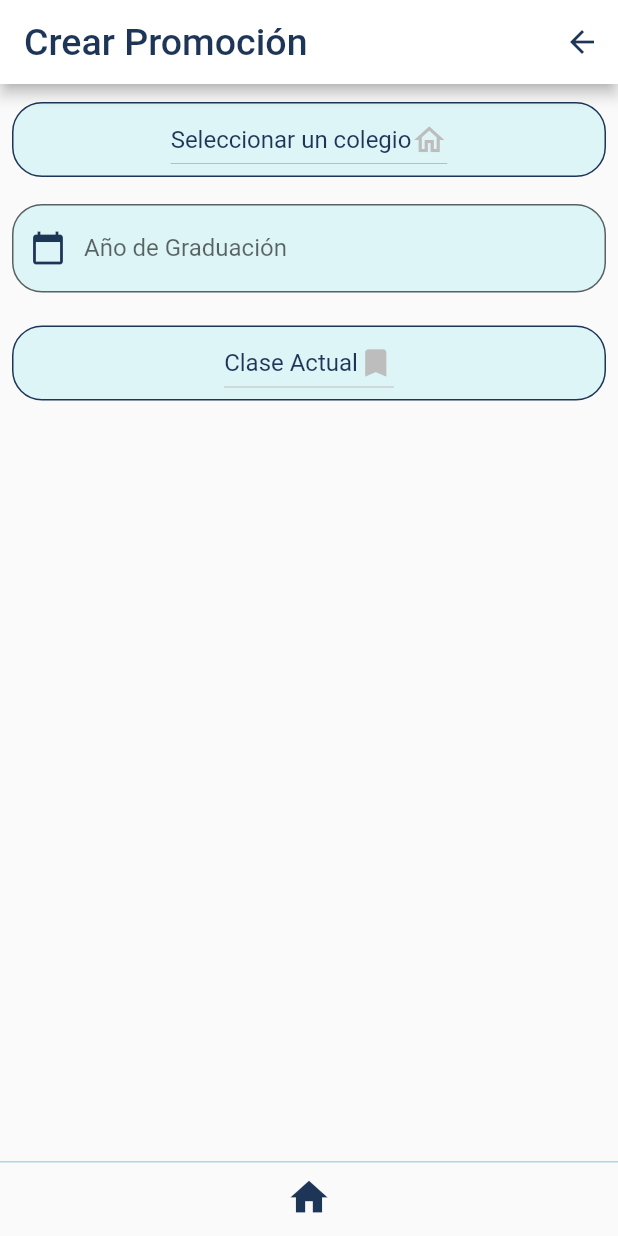
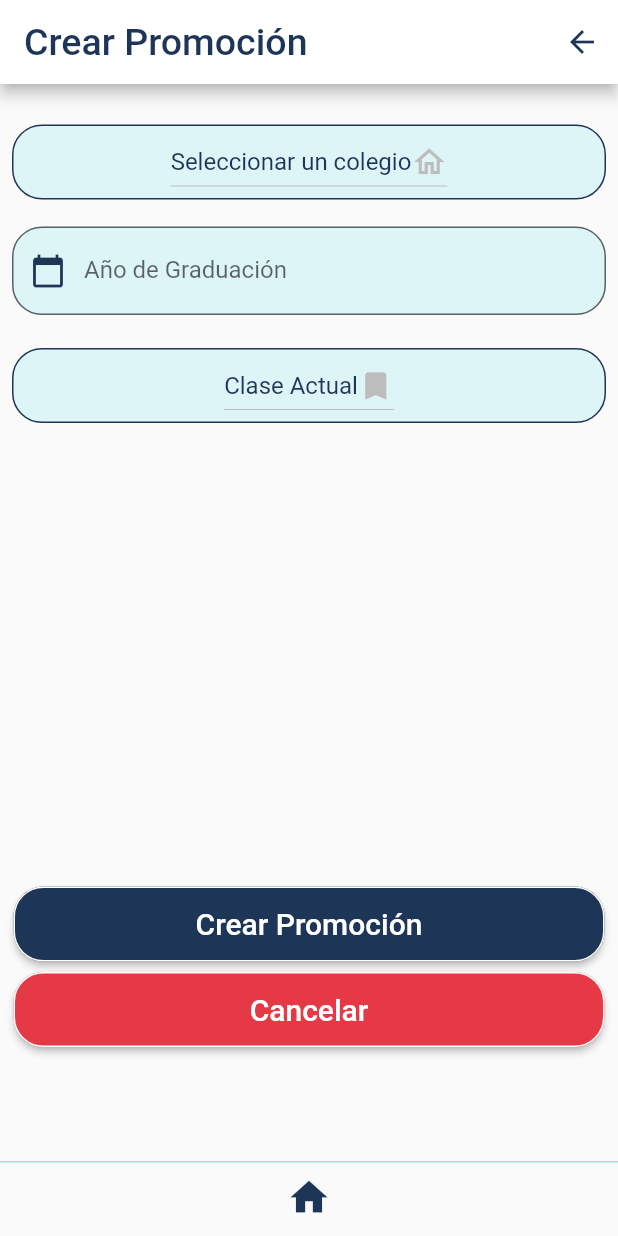
Before and after one commit to SPablo2191/smart-band-app, a Flutter app: the PromotionPage screen opened by its route, after a tap on "Crear Promoción", on a phone screen of 412 x 824 dp. Run offline on Flutter 3.47's test engine with Material 2 defaults, Android fonts, the phone set to English and light mode, and no system bars; our stand-ins replace flutter_dotenv, fluttertoast, multi_select_flutter, shared_preferences; accounts and stored records are empty; network calls fail.

Commit message:
feat: promotion in process

```diff
--- a/lib/src/core/consts/api_route_map.dart
+++ b/lib/src/core/consts/api_route_map.dart
@@ -6,5 +6,6 @@ Map<String, String> getApiRoutes() {
     'teachers': '/api/teachers',
     'students': '/api/students',
     'classes': '/api/classes',
+    'promotions': '/api/promotions',
   };
 }
--- a/lib/src/models/promotion_model.dart
+++ b/lib/src/models/promotion_model.dart
@@ -27,9 +27,10 @@ class Promotion {
   }
   Map<String, dynamic> getMap() {
     return {
-      'promotion_year': promotion_year,
+      'promotion_year': promotion_year.toString(),
       'id': id,
       'class_id': class_id,
+      'school_id': school_id,
     };
   }
 }
--- a/lib/src/pages/promotion/add_promotion_page.dart
+++ b/lib/src/pages/promotion/add_promotion_page.dart
@@ -1,4 +1,7 @@
 import 'package:flutter/material.dart';
+import 'package:fluttertoast/fluttertoast.dart';
+import 'package:shared_preferences/shared_preferences.dart';
+import 'package:smartband/src/providers/promotion_provider.dart';
 import 'package:smartband/src/widgets/appbar_widget.dart';
 import 'package:smartband/src/widgets/bottom_navigation_bar_widget.dart';
 import 'package:smartband/src/widgets/class_dropdown_widget.dart';
@@ -8,6 +11,7 @@ import '../../models/class_model.dart';
 import '../../models/promotion_model.dart';
 import '../../models/school_model.dart';
 import '../../widgets/school_dropdown_widget.dart';
+import '../../widgets/ui/ui_button_widget.dart';
 
 class PromotionAddPage extends StatefulWidget {
   const PromotionAddPage({super.key});
@@ -19,12 +23,20 @@ class PromotionAddPage extends StatefulWidget {
 class _PromotionAddPageState extends State<PromotionAddPage> {
   School? selectedSchool;
   Class? selectedClass;
-  Promotion? _newPromotion;
+  Promotion _newPromotion = Promotion();
+  String? _accessToken = '';
+  DateTime _selectedDate = DateTime.now();
   final _graduationYearController = TextEditingController();
   void onSchoolSelected(School? school) {
     setState(() {
       selectedSchool = school;
     });
+  }
+
+  @override
+  void initState() {
+    super.initState();
+    _getKey();
   }
 
   void onClassSelected(Class? classroom) {
@@ -42,7 +54,7 @@ class _PromotionAddPageState extends State<PromotionAddPage> {
         showBackButton: true,
       ),
       body: Padding(
-        padding: const EdgeInsets.only(right: 8.0, left: 8.0),
+        padding: const EdgeInsets.only(right: 8.0, left: 8.0, top: 15),
         child: ListView(
           children: [
             SchoolDropdown(onSchoolSelected: onSchoolSelected),
@@ -50,6 +62,22 @@ class _PromotionAddPageState extends State<PromotionAddPage> {
             _getGraduationYear(),
             const SizedBox(height: 10.0),
             _getClassroom(),
+            SizedBox(height: 300.0),
+            UiButton(
+              label: 'Crear Promoción',
+              color: colorPrimary,
+              context: context,
+              onPressedCallback: () => _saveData(),
+            ),
+            Container(
+              height: 5,
+            ),
+            UiButton(
+                label: 'Cancelar',
+                color: colorRed,
+                context: context,
+                onPressedCallback: () =>
+                    Navigator.pushNamed(context, 'promotion')),
           ],
         ),
       ),
@@ -95,7 +123,7 @@ class _PromotionAddPageState extends State<PromotionAddPage> {
               selectedDate: _newPromotion?.promotion_year ?? DateTime.now(),
               onChanged: (DateTime dateTime) {
                 setState(() {
-                  _newPromotion?.promotion_year = dateTime;
+                  _selectedDate = dateTime;
                   _graduationYearController.text = dateTime.year
                       .toString(); // Actualizar el valor del TextField
                 });
@@ -111,4 +139,33 @@ class _PromotionAddPageState extends State<PromotionAddPage> {
   _getClassroom() {
     return ClassDropdown(onClassSelected: onClassSelected);
   }
+
+  _saveData() async {
+    _newPromotion = Promotion(
+      promotion_year: _selectedDate,
+      school_id: selectedSchool?.id,
+      class_id: selectedClass?.id,
+    );
+    PromotionProvider promotionProvider = PromotionProvider();
+    final band =
+        await promotionProvider.createPromotion(_newPromotion, _accessToken);
+    if (band) {
+      // ignore: use_build_context_synchronously
+      Navigator.pushNamed(context, 'promotion');
+    } else {
+      Fluttertoast.showToast(
+          msg: "registro de promoción invalido. Pruebe nuevamente",
+          toastLength: Toast.LENGTH_LONG,
+          gravity: ToastGravity.BOTTOM,
+          timeInSecForIosWeb: 2,
+          backgroundColor: const Color.fromRGBO(29, 53, 87, 1),
+          textColor: const Color.fromRGBO(221, 245, 246, 1),
+          fontSize: 16.0);
+    }
+  }
+
+  void _getKey() async {
+    SharedPreferences prefs = await SharedPreferences.getInstance();
+    _accessToken = prefs.getString('accessToken');
+  }
 }
```
Also changed, not shown: lib/src/providers/promotion_provider.dart (added, +38 -0 lines).
